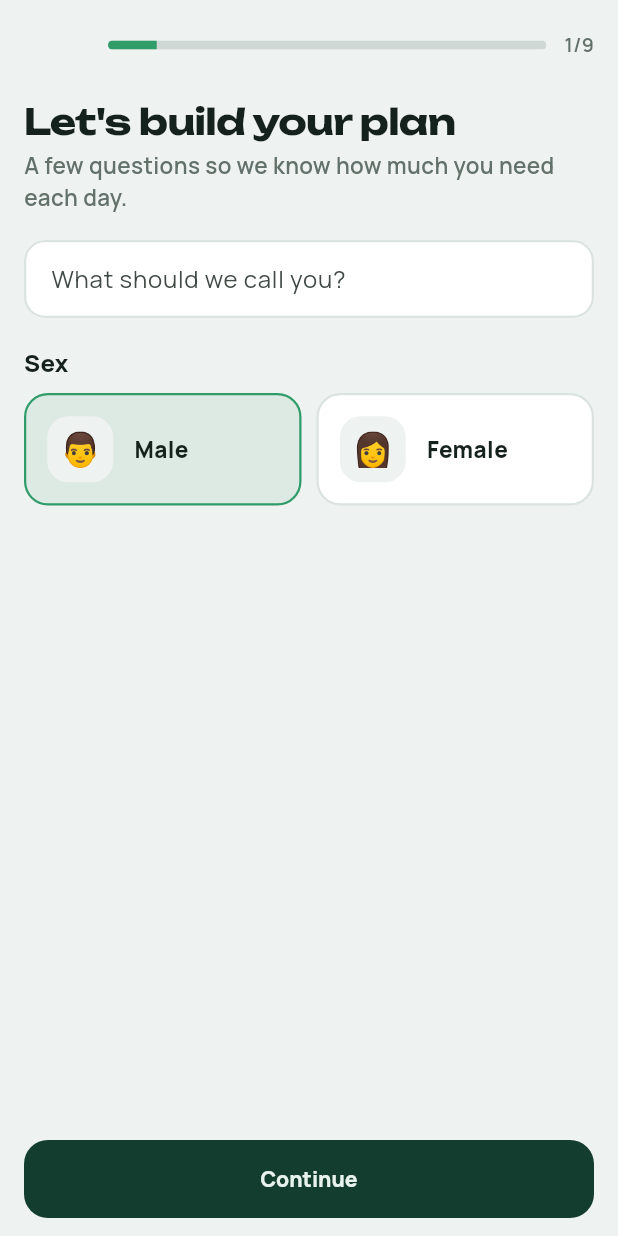
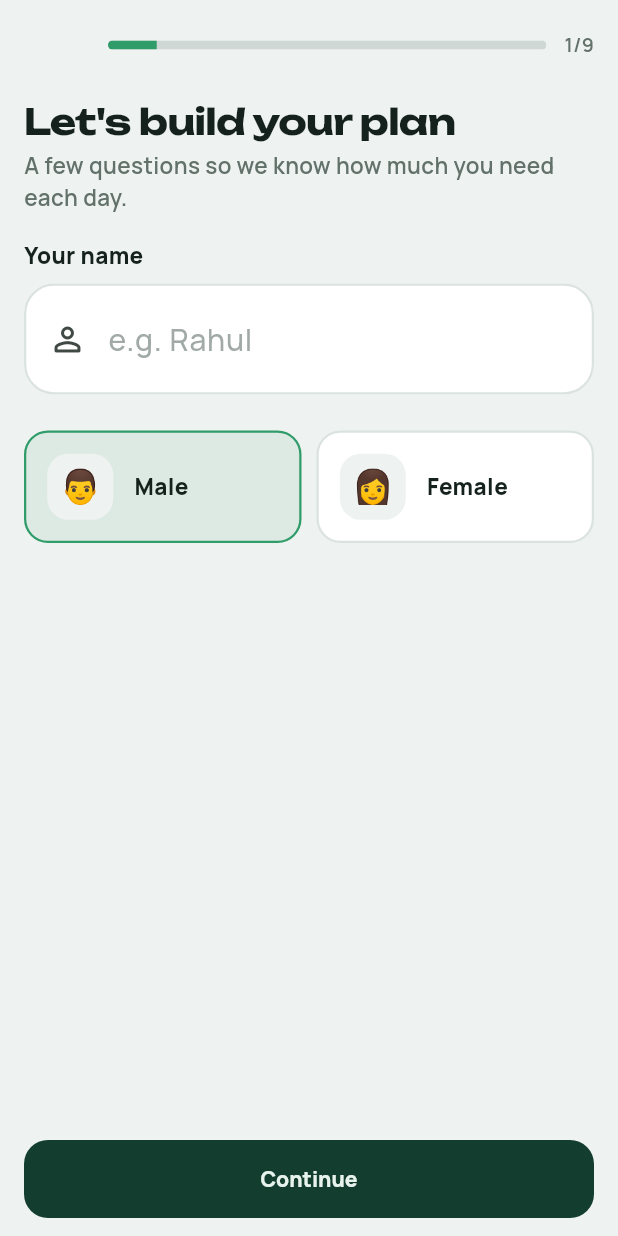
Before and after one commit to digitalnova0101/ai-calorie-counter, a Flutter app: the OnboardingScreen screen opened directly, on a phone screen of 412 x 824 dp. Run offline on Flutter 3.47's test engine with Material 3 defaults, Android fonts, the phone set to English and light mode, and no system bars; our stand-ins replace cloud_firestore, firebase_auth, firebase_core, flutter_local_notifications, google_fonts, image_picker and 3 more; missing offline and left inert: health, mobile_scanner; accounts and stored records are empty; generated files the repository leaves out were written again; statements that could not run were skipped.

Commit message:
Clearer bar charts, bigger name field, no 'Sex' heading, safe text size on all phones
Co-Authored-By: Claude Opus 5.5 <noreply@anthropic.com>
Claude-Session: https://claude.ai/code/session_01Rdj6vh2Tx9fWtGtxr2n8ac

```diff
--- a/app/lib/screens/onboarding_screen.dart
+++ b/app/lib/screens/onboarding_screen.dart
@@ -315,14 +315,31 @@ class _OnboardingScreenState extends State<OnboardingScreen> {
       case 'about':
         return [
           _title("Let's build your plan", 'A few questions so we know how much you need each day.'),
+          const Text('Your name', style: TextStyle(fontWeight: FontWeight.w800, fontSize: 15)),
+          const SizedBox(height: 8),
           TextField(
             controller: _name,
             textCapitalization: TextCapitalization.words,
-            decoration: const InputDecoration(labelText: 'What should we call you?'),
+            textInputAction: TextInputAction.done,
+            style: const TextStyle(fontSize: 20, fontWeight: FontWeight.w700),
+            decoration: InputDecoration(
+              hintText: 'e.g. Rahul',
+              hintStyle: TextStyle(fontSize: 20, fontWeight: FontWeight.w500, color: Palette.of(context).muted.withValues(alpha: .6)),
+              prefixIcon: const Padding(
+                padding: EdgeInsets.only(left: 16, right: 10),
+                child: Icon(Icons.person_outline_rounded, size: 26),
+              ),
+              contentPadding: const EdgeInsets.symmetric(horizontal: 18, vertical: 22),
+              border: OutlineInputBorder(borderRadius: BorderRadius.circular(20)),
+              enabledBorder: OutlineInputBorder(
+                  borderRadius: BorderRadius.circular(20),
+                  borderSide: BorderSide(color: Palette.of(context).line, width: 1.5)),
+              focusedBorder: OutlineInputBorder(
+                  borderRadius: BorderRadius.circular(20),
+                  borderSide: BorderSide(color: Palette.of(context).leaf, width: 2)),
+            ),
           ),
-          const SizedBox(height: 18),
-          const H2('Sex'),
-          const SizedBox(height: 8),
+          const SizedBox(height: 24),
           Row(children: [
             Expanded(child: _choice('👨', 'Male', null, _sex == 'male', () => setState(() => _sex = 'male'))),
             const SizedBox(width: 10),
```
Also changed, not shown: app/lib/main.dart (+8 -0 lines), app/lib/widgets/graphics.dart (+52 -25 lines), 1 other file.
